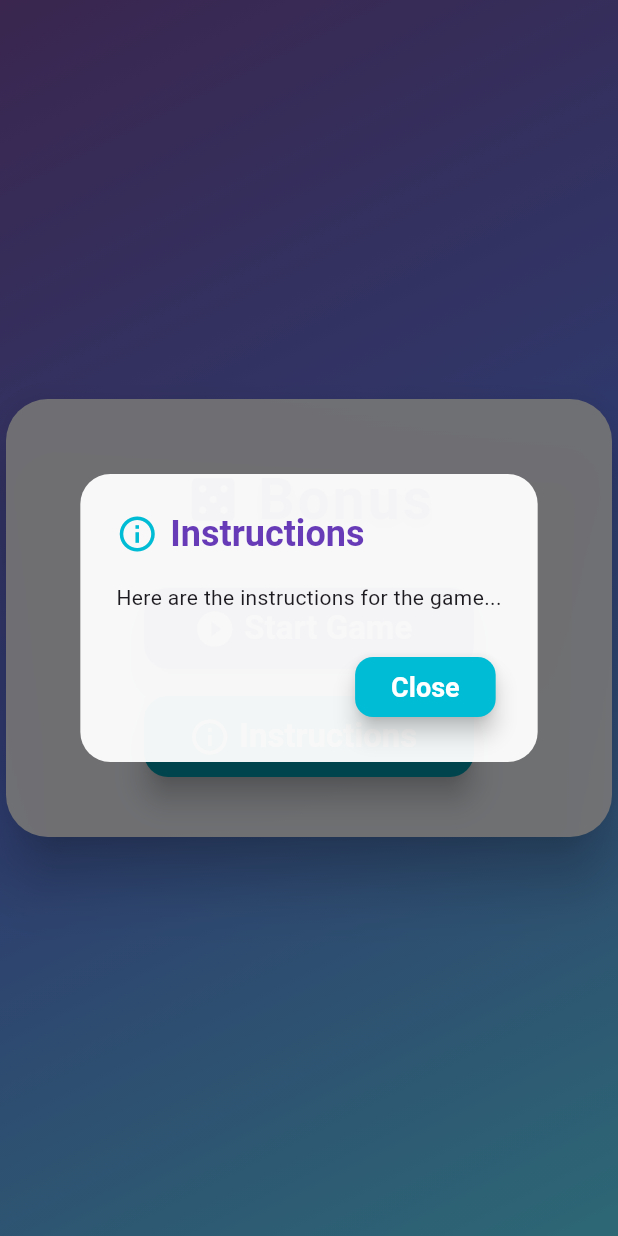
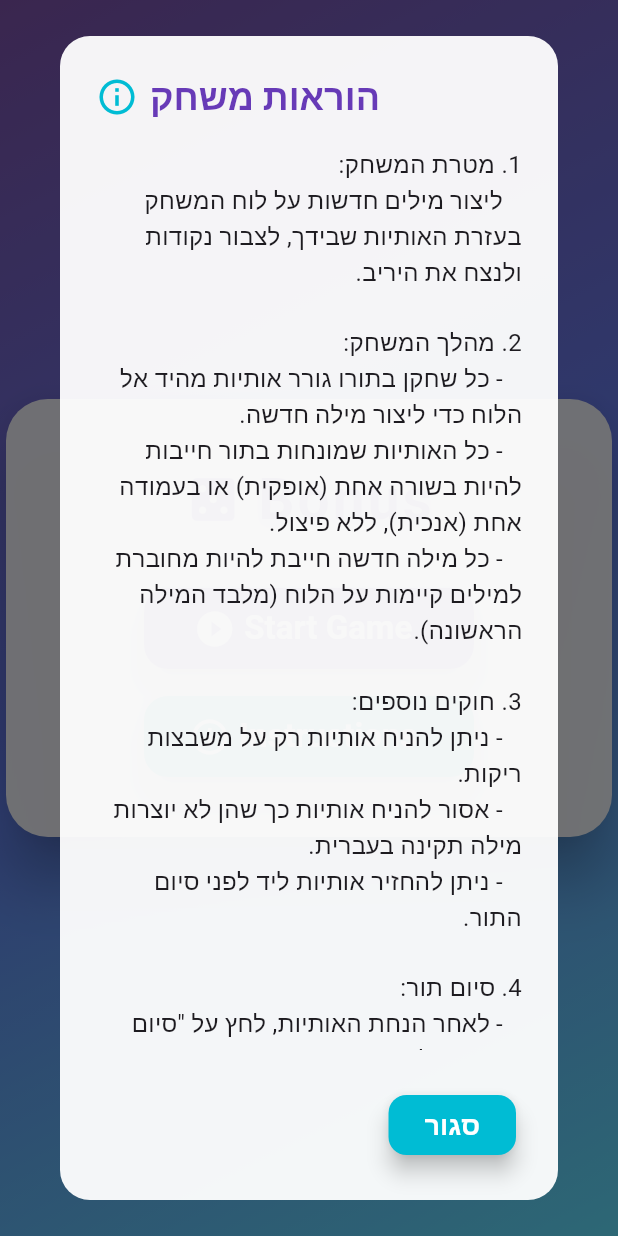
Before and after one commit to YogevOfir/bonus, a Flutter app: the screen it shows after launch, after a tap on "Instructions", on a phone screen of 412 x 824 dp. Run offline on Flutter 3.47's test engine with Material 3 defaults, Android fonts, the light colour scheme and no system bars; our stand-ins replace firebase_core, firebase_database; accounts and stored records are empty.

Commit message:
instructions added

```diff
--- a/lib/screens/home_screen.dart
+++ b/lib/screens/home_screen.dart
@@ -483,18 +483,50 @@ class _HomeScreenState extends State<HomeScreen> {
             children: const [
               Icon(Icons.info_outline, color: Colors.cyan, size: 28),
               SizedBox(width: 8),
-              Text('Instructions', style: TextStyle(fontWeight: FontWeight.bold, color: Colors.deepPurple)),
+              Text('הוראות משחק', style: TextStyle(fontWeight: FontWeight.bold, color: Colors.deepPurple)),
             ],
           ),
           content: const SingleChildScrollView(
-            child: Text(
-              'Here are the instructions for the game...',
+            child: Directionality(
+              textDirection: TextDirection.rtl,
+              child: Text(
+                '''
+1. מטרת המשחק:
+   ליצור מילים חדשות על לוח המשחק בעזרת האותיות שבידך, לצבור נקודות ולנצח את היריב.
+
+2. מהלך המשחק:
+   - כל שחקן בתורו גורר אותיות מהיד אל הלוח כדי ליצור מילה חדשה.
+   - כל האותיות שמונחות בתור חייבות להיות בשורה אחת (אופקית) או בעמודה אחת (אנכית), ללא פיצול.
+   - כל מילה חדשה חייבת להיות מחוברת למילים קיימות על הלוח (מלבד המילה הראשונה).
+
+3. חוקים נוספים:
+   - ניתן להניח אותיות רק על משבצות ריקות.
+   - אסור להניח אותיות כך שהן לא יוצרות מילה תקינה בעברית.
+   - ניתן להחזיר אותיות ליד לפני סיום התור.
+
+4. סיום תור:
+   - לאחר הנחת האותיות, לחץ על "סיום תור" כדי לחשב את הניקוד.
+   - אם לא ביצעת מהלך, תוכל ללחוץ על "דלג תור" כדי להעביר את התור ליריב.
+   - אם הזמן נגמר, התור יידלג אוטומטית והאותיות שהונחו יחזרו ליד.
+
+5. בונוסים:
+   - חלק מהמשבצות מעניקות בונוסים מיוחדים (כמו הכפלת ניקוד, תור נוסף ועוד).
+   - בונוסים מופעלים רק כאשר מניחים אות על המשבצת המסומנת.
+
+6. סיום המשחק:
+   - המשחק מסתיים כאשר כל האותיות נגמרות ואין לשחקנים אותיות ביד.
+   - המנצח הוא השחקן עם מספר הנקודות הגבוה ביותר.
+
+בהצלחה ושיהיה משחק מהנה!
+''',
+                style: TextStyle(fontSize: 16, fontWeight: FontWeight.normal),
+              ),
             ),
           ),
           actions: <Widget>[
             _buildDialogButton(
               context,
-              label: 'Close',
+              label: 'סגור',
               color: Colors.cyan,
               onPressed: () {
                 Navigator.of(context).pop();
```
